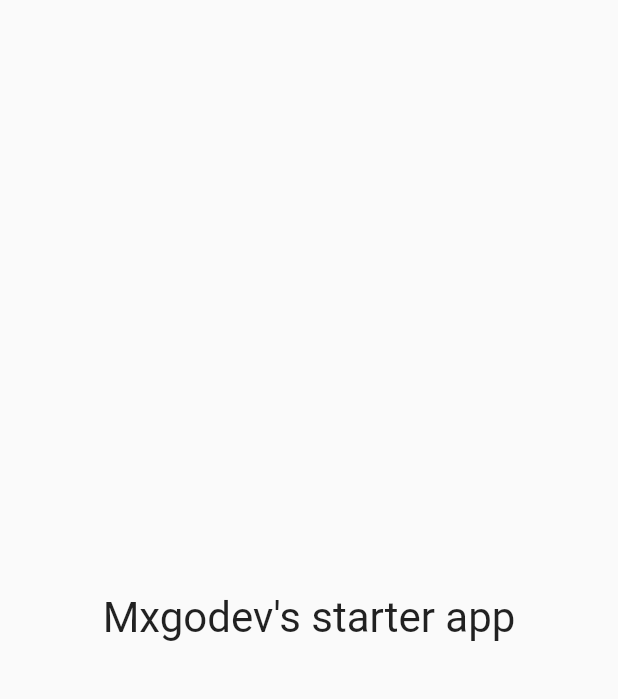
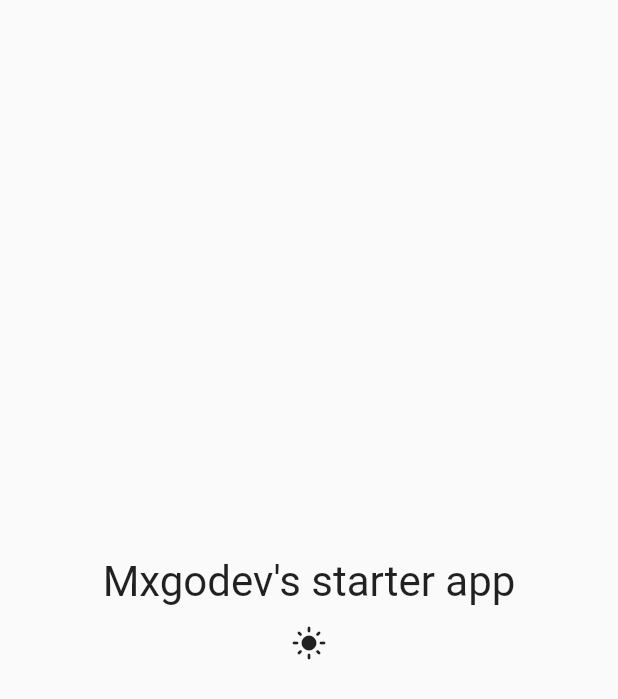
Before and after one commit to Mxgodev/mx-flutter-starter, a Flutter app: the screen it shows after launch, on a phone screen of 412 x 824 dp. Shown: the top 699 px of the screen. Run offline on Flutter 3.47's test engine with Material 2 defaults, Android fonts, the light colour scheme and no system bars; our stand-ins replace shared_preferences.

Commit message:
add theme toggle example

```diff
--- a/lib/src/common/widget/material_scope.dart
+++ b/lib/src/common/widget/material_scope.dart
@@ -22,11 +22,28 @@ class _MaterialScopeState extends State<MaterialScope> {
       ],
       supportedLocales: S.delegate.supportedLocales,
       themeMode: ThemeScope.modeOf(context),
-      home: const Scaffold(
+      theme: ThemeData.light(),
+      darkTheme: ThemeData.dark(),
+      home: Scaffold(
         body: Center(
-          child: Text(
-            "Mxgodev's starter app",
-            textScaleFactor: 2,
+          child: Column(
+            mainAxisSize: MainAxisSize.min,
+            children: [
+              const Text(
+                "Mxgodev's starter app",
+                textScaleFactor: 2,
+              ),
+              IconButton(
+                onPressed: () {
+                  if (ThemeScope.brightnessOf(context) == Brightness.dark) {
+                    ThemeScope.setMode(context, ThemeMode.light);
+                  } else {
+                    ThemeScope.setMode(context, ThemeMode.dark);
+                  }
+                },
+                icon: const Icon(Icons.light_mode),
+              ),
+            ],
           ),
         ),
       ),
```
Also changed, not shown: lib/src/feature/settings/widget/theme_scope.dart (+13 -0 lines).
